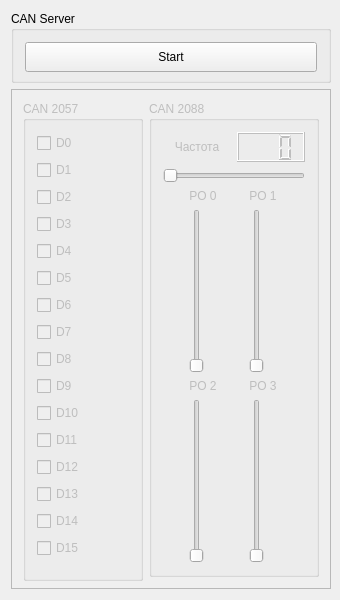
Qt form Megatron-server/server.ui (sseitov/Megatron) before a commit.
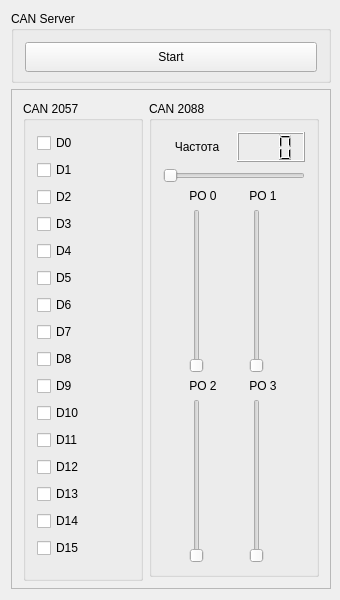
The same form after that commit.

The edit to the form file:
```diff
--- a/Megatron-server/server.ui
+++ b/Megatron-server/server.ui
@@ -93,7 +93,7 @@
       <item>
        <widget class="QGroupBox" name="can2057">
         <property name="enabled">
-         <bool>false</bool>
+         <bool>true</bool>
         </property>
         <property name="minimumSize">
          <size>
@@ -239,7 +239,7 @@
       <item>
        <widget class="QGroupBox" name="can2088">
         <property name="enabled">
-         <bool>false</bool>
+         <bool>true</bool>
         </property>
         <property name="minimumSize">
          <size>
```
